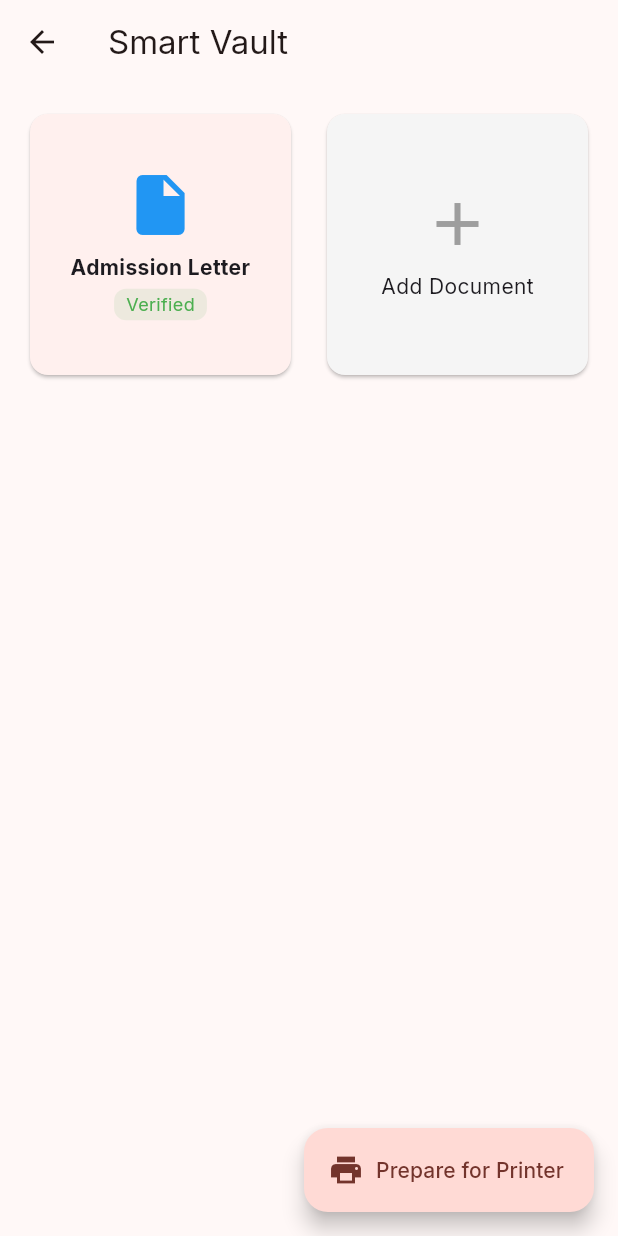
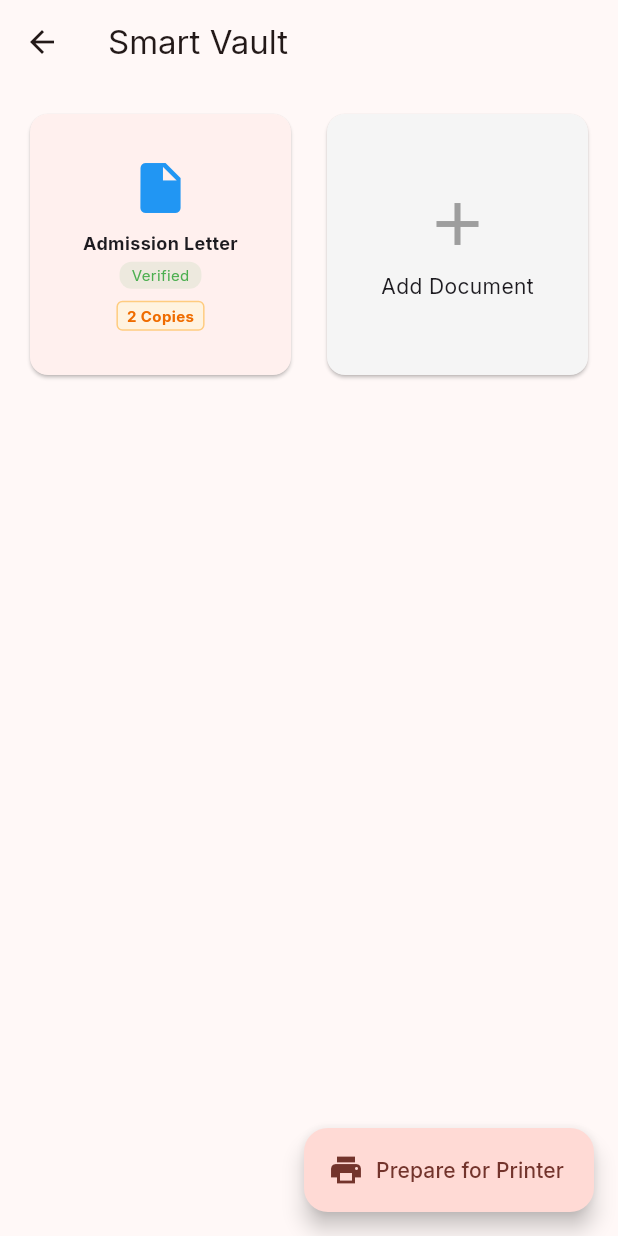
Before and after one commit to alauddinGen-Z/china_ready, a Flutter app: the SmartVaultScreen screen opened directly, on a phone screen of 412 x 824 dp. Run offline on Flutter 3.47's test engine with Material 3 defaults, Android fonts, the phone set to English and light mode, and no system bars; our stand-ins replace google_fonts.

Commit message:
Refine Smart Vault UI with Copy Badges

```diff
--- a/lib/screens/smart_vault_screen.dart
+++ b/lib/screens/smart_vault_screen.dart
@@ -28,7 +28,15 @@ class SmartVaultScreen extends StatelessWidget {
               }
               final docName = docs.keys.elementAt(index);
               final isVerified = docs.values.elementAt(index);
-              return _buildDocCard(docName, isVerified ? 'Verified' : 'Draft', isVerified ? Colors.green : Colors.grey);
+              // Find copy count from steps
+              int copyCount = 0;
+              for (var step in provider.steps) {
+                if (step.requiredDocuments.containsKey(docName)) {
+                  copyCount = step.requiredDocuments[docName]!;
+                  break;
+                }
+              }
+              return _buildDocCard(docName, isVerified ? 'Verified' : 'Draft', isVerified ? Colors.green : Colors.grey, copyCount);
             },
           );
         },
@@ -45,14 +53,22 @@ class SmartVaultScreen extends StatelessWidget {
     );
   }
 
-  Widget _buildDocCard(String title, String status, Color statusColor) {
+  Widget _buildDocCard(String title, String status, Color statusColor, int copyCount) {
     return Card(
+      child: Padding(
+        padding: const EdgeInsets.all(8.0),
         child: Column(
           mainAxisAlignment: MainAxisAlignment.center,
           children: [
-          const Icon(Icons.insert_drive_file, size: 48, color: Colors.blue),
+            const Icon(Icons.insert_drive_file, size: 40, color: Colors.blue),
             const SizedBox(height: 8),
-          Text(title, style: const TextStyle(fontWeight: FontWeight.bold), textAlign: TextAlign.center),
+            Text(
+              title,
+              style: const TextStyle(fontWeight: FontWeight.bold, fontSize: 12),
+              textAlign: TextAlign.center,
+              maxLines: 2,
+              overflow: TextOverflow.ellipsis,
+            ),
             const SizedBox(height: 4),
             Container(
               padding: const EdgeInsets.symmetric(horizontal: 8, vertical: 2),
@@ -62,10 +78,25 @@ class SmartVaultScreen extends StatelessWidget {
               ),
               child: Text(
                 status,
-              style: TextStyle(color: statusColor, fontSize: 12),
+                style: TextStyle(color: statusColor, fontSize: 10),
+              ),
+            ),
+            const SizedBox(height: 8),
+            if (copyCount > 0)
+              Container(
+                padding: const EdgeInsets.symmetric(horizontal: 6, vertical: 2),
+                decoration: BoxDecoration(
+                  color: Colors.orange.shade50,
+                  borderRadius: BorderRadius.circular(4),
+                  border: Border.all(color: Colors.orange.shade200),
+                ),
+                child: Text(
+                  '$copyCount Copies',
+                  style: TextStyle(color: Colors.orange.shade800, fontSize: 10, fontWeight: FontWeight.bold),
                 ),
               ),
           ],
+        ),
       ),
     );
   }
```
Lines whose indentation alone changed are shown as unchanged.
